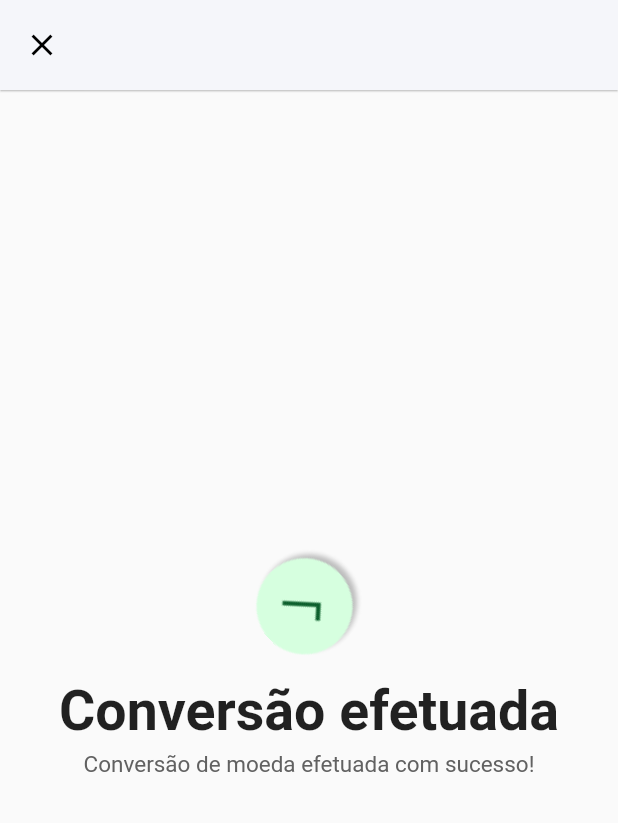
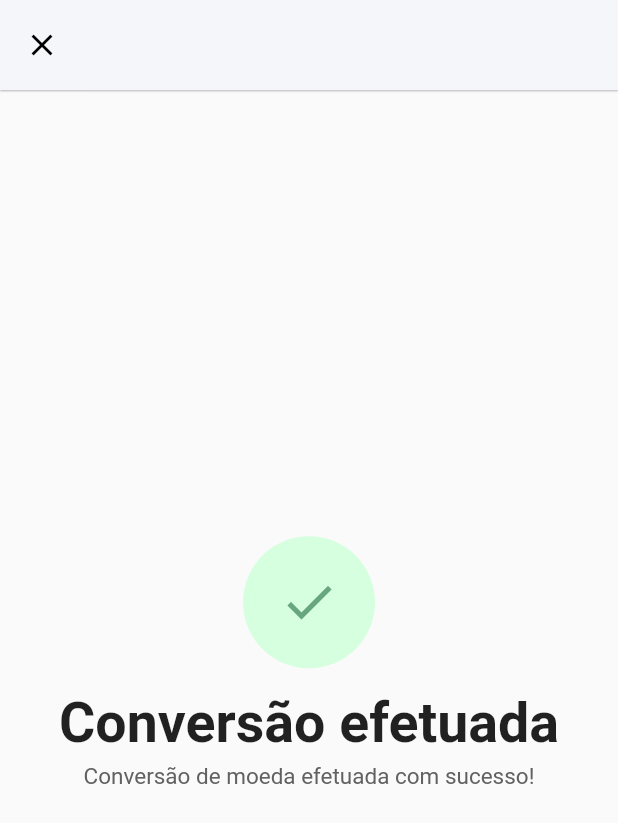
Before and after one commit to julialuciani/crypto_currency, a Flutter app: the ConversionPerformedScreen screen opened by its route, on a phone screen of 412 x 824 dp. Shown: the top 823 px of the screen. Run offline on Flutter 3.47's test engine with Material 2 defaults, Android fonts, the phone set to English and light mode, and no system bars; our stand-ins replace auto_size_text, dio, fl_chart, hooks_riverpod, loading_animation_widget; network calls fail.

Commit message:
feat: adding new animation sucess page

```diff
--- a/lib/conversion/widgets/button_change_coin.dart
+++ b/lib/conversion/widgets/button_change_coin.dart
@@ -68,11 +68,12 @@ class ButtonChangeCoin extends HookConsumerWidget {
       child: Row(
         children: [
           CircleAvatar(
-            radius: 16,
-            backgroundImage: NetworkImage(
+            radius: 15,
+            backgroundColor: Colors.transparent,
+            child: Image.network(
               crypto.image,
+              scale: 8,
             ),
-            backgroundColor: Colors.transparent,
           ),
           const SizedBox(width: 8),
           Text(crypto.symbol.toUpperCase()),
--- a/lib/details/widgets/body_details_screen.dart
+++ b/lib/details/widgets/body_details_screen.dart
@@ -35,6 +35,7 @@ class BodyDetailsScreen extends HookConsumerWidget {
                     1) *
                 100;
         return SingleChildScrollView(
+          padding: const EdgeInsets.only(left: 10),
           physics: const ClampingScrollPhysics(),
           child: Column(
             crossAxisAlignment: CrossAxisAlignment.stretch,
--- a/lib/revision/view/conversion_performed_screen.dart
+++ b/lib/revision/view/conversion_performed_screen.dart
@@ -1,5 +1,3 @@
-import 'dart:math';
-
 import 'package:flutter/material.dart';
 
 class ConversionPerformedScreen extends StatefulWidget {
@@ -17,15 +15,21 @@ class ConversionPerformedScreen extends StatefulWidget {
 class _ConversionPerformedScreenState extends State<ConversionPerformedScreen>
     with SingleTickerProviderStateMixin {
   late AnimationController _controller;
+  late Animation<double> sizeAnimation;
 
   @override
   void initState() {
+    super.initState();
+
     _controller = AnimationController(
       vsync: this,
-      duration: const Duration(seconds: 3),
+      duration: const Duration(seconds: 2),
     );
     _controller.forward();
-    super.initState();
+
+    final curvedAnimation =
+        CurvedAnimation(parent: _controller, curve: Curves.linear);
+    sizeAnimation = Tween<double>(begin: 50, end: 90).animate(curvedAnimation);
   }
 
   @override
@@ -58,15 +62,21 @@ class _ConversionPerformedScreenState extends State<ConversionPerformedScreen>
         mainAxisAlignment: MainAxisAlignment.center,
         children: [
           AnimatedBuilder(
-            animation: _controller.view,
-            builder: (context, child) {
-              return Transform.rotate(
-                angle: _controller.value * 2 * pi,
-                child: child,
-              );
-            },
-            child: Image.asset('assets/icons/concluded.png'),
-          ),
+              animation: _controller.view,
+              builder: (context, child) {
+                return Container(
+                  width: sizeAnimation.value,
+                  height: sizeAnimation.value,
+                  decoration: BoxDecoration(
+                      borderRadius: BorderRadius.circular(100),
+                      color: const Color.fromARGB(255, 214, 255, 223)),
+                  child: const Icon(
+                    Icons.done,
+                    size: 40,
+                    color: Color.fromARGB(255, 104, 167, 125),
+                  ),
+                );
+              }),
           const SizedBox(height: 15),
           const Text(
             'Conversão efetuada',
```
